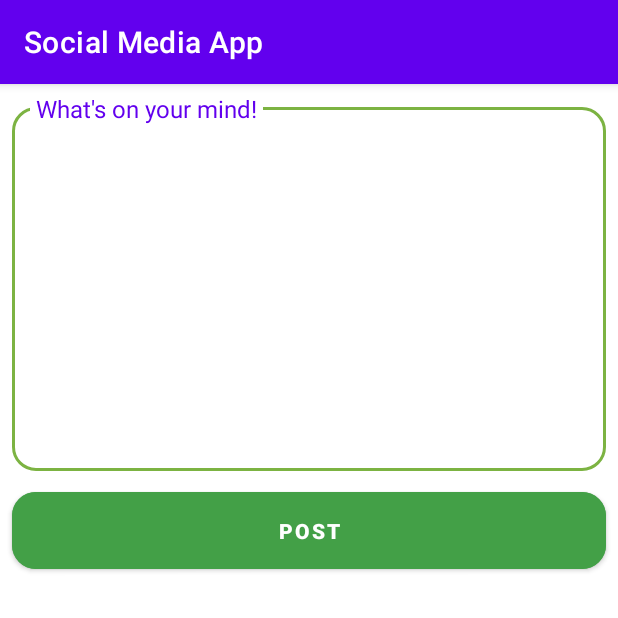
After one commit to Eleaus-Hossain-Evan/Social-Media-App, an Android app: the CreatePostActivity screen opened directly, with no data from a screen before it, on a phone screen of 412 x 824 dp, the top half of it. The commit adds this screen. Run offline under Robolectric (Android 15) with nearby library versions, the phone set to English and light mode, and no system bars; our stand-ins replace Firebase (no records; nobody signed in at launch, a user with empty details on screens opened directly).

Commit message:
Implement CreatePostActivity.kt

```diff
--- a/app/src/main/AndroidManifest.xml
+++ b/app/src/main/AndroidManifest.xml
@@ -9,6 +9,7 @@
         android:roundIcon="@mipmap/ic_launcher_round"
         android:supportsRtl="true"
         android:theme="@style/Theme.SocialMediaApp">
+        <activity android:name=".CreatePostActivity"></activity>
         <activity android:name=".SigninActivity">
             <intent-filter>
                 <action android:name="android.intent.action.MAIN" />
--- /dev/null
+++ b/app/src/main/java/com/example/socialmediaapp/CreatePostActivity.kt
@@ -0,0 +1,25 @@
+package com.example.socialmediaapp
+
+import androidx.appcompat.app.AppCompatActivity
+import android.os.Bundle
+import android.view.View
+import com.example.socialmediaapp.daos.PostDao
+import com.google.android.material.snackbar.Snackbar
+import kotlinx.android.synthetic.main.activity_create_post.*
+
+class CreatePostActivity : AppCompatActivity() {
+    private lateinit var postDao: PostDao
+    override fun onCreate(savedInstanceState: Bundle?) {
+        super.onCreate(savedInstanceState)
+        setContentView(R.layout.activity_create_post)
+
+        postDao = PostDao()
+
+        btnPost.setOnClickListener {
+            val input = etPost.text.toString().trim()
+            if (input.isNotEmpty()){
+                postDao.addPost(input)
+            }
+        }
+    }
+}
--- a/app/src/main/java/com/example/socialmediaapp/SigninActivity.kt
+++ b/app/src/main/java/com/example/socialmediaapp/SigninActivity.kt
@@ -76,7 +76,10 @@ class SigninActivity : AppCompatActivity() {
         try {
             // Google Sign In was successful, authenticate with Firebase
             val account = task.getResult(ApiException::class.java)!!
-            Log.d(TAG, "firebaseAuthWithGoogle:" + account.id)
+            Log.d(TAG, "firebaseAuthWithGoogle:" + task.result)
+            Log.d(TAG, "firebaseAuthWithGoogle:" + account.idToken)
+            Log.d(TAG, "firebaseAuthWithGoogle:" + account.displayName)
+            Log.d(TAG, "firebaseAuthWithGoogle:" + account.email)
             firebaseAuthWithGoogle(account.idToken!!)
         } catch (e: ApiException) {
             // Google Sign In failed, update UI appropriately
@@ -87,6 +90,7 @@ class SigninActivity : AppCompatActivity() {
 
     private fun firebaseAuthWithGoogle(idToken: String) {
         val credential = GoogleAuthProvider.getCredential(idToken, null)
+
         btnG_Signin.visibility = View.GONE
         progressBar.visibility = View.VISIBLE
         GlobalScope.launch(Dispatchers.IO) {
--- /dev/null
+++ b/app/src/main/java/com/example/socialmediaapp/daos/PostDao.kt
@@ -0,0 +1,29 @@
+package com.example.socialmediaapp.daos
+
+import com.example.socialmediaapp.models.Post
+import com.example.socialmediaapp.models.User
+import com.google.firebase.auth.ktx.auth
+import com.google.firebase.firestore.FirebaseFirestore
+import com.google.firebase.ktx.Firebase
+import kotlinx.coroutines.Dispatchers
+import kotlinx.coroutines.GlobalScope
+import kotlinx.coroutines.launch
+import kotlinx.coroutines.tasks.await
+
+class PostDao {
+    val db = FirebaseFirestore.getInstance()
+    val postCollection = db.collection("posts")
+    val auth = Firebase.auth
+
+    fun addPost(text: String){
+        val currentUserId = auth.currentUser!!.uid
+        GlobalScope.launch(Dispatchers.IO) {
+            val userDao = UserDao()
+            val user = userDao.getUserById(currentUserId).await().toObject(User::class.java)!!
+
+            val currentTime = System.currentTimeMillis()
+            val post = Post(text, user, currentTime)
+            postCollection.document().set(post)
+        }
+    }
+}
--- /dev/null
+++ b/app/src/main/res/drawable/ic_baseline_add_24.xml
@@ -0,0 +1,5 @@
+<vector android:height="24dp" android:tint="#FFFFFF"
+    android:viewportHeight="24" android:viewportWidth="24"
+    android:width="24dp" xmlns:android="http://schemas.android.com/apk/res/android">
+    <path android:fillColor="@android:color/white" android:pathData="M19,13h-6v6h-2v-6H5v-2h6V5h2v6h6v2z"/>
+</vector>
--- /dev/null
+++ b/app/src/main/res/layout/activity_create_post.xml
@@ -0,0 +1,59 @@
+<?xml version="1.0" encoding="utf-8"?>
+<androidx.constraintlayout.widget.ConstraintLayout xmlns:android="http://schemas.android.com/apk/res/android"
+    xmlns:app="http://schemas.android.com/apk/res-auto"
+    xmlns:tools="http://schemas.android.com/tools"
+    android:layout_width="match_parent"
+    android:layout_height="match_parent"
+    tools:context=".CreatePostActivity">
+
+    <com.google.android.material.textfield.TextInputLayout
+        android:id="@+id/textInputLayout"
+        android:layout_width="match_parent"
+        android:layout_height="250dp"
+        android:layout_marginStart="8dp"
+        android:layout_marginTop="8dp"
+        android:layout_marginEnd="8dp"
+        android:gravity="top"
+        android:focusedByDefault="false"
+        android:hint="What's on your mind!"
+        app:boxBackgroundMode="outline"
+        app:boxBackgroundColor="@color/white"
+        app:boxCornerRadiusBottomEnd="16dp"
+        app:boxCornerRadiusBottomStart="16dp"
+        app:boxCornerRadiusTopEnd="16dp"
+        app:boxCornerRadiusTopStart="16dp"
+        app:boxStrokeColor="#7CB342"
+        app:hintTextAppearance="@style/HintText"
+        app:layout_constraintEnd_toEndOf="parent"
+        app:layout_constraintHorizontal_bias="0.5"
+        app:layout_constraintStart_toStartOf="parent"
+        app:layout_constraintTop_toTopOf="parent">
+
+        <com.google.android.material.textfield.TextInputEditText
+            android:id="@+id/etPost"
+            android:layout_width="match_parent"
+            android:layout_height="match_parent"
+            android:inputType="textMultiLine" />
+    </com.google.android.material.textfield.TextInputLayout>
+
+    <com.google.android.material.button.MaterialButton
+        android:id="@+id/btnPost"
+        android:backgroundTint="#43A047"
+        android:layout_width="match_parent"
+        android:layout_height="wrap_content"
+        android:layout_marginStart="8dp"
+        android:layout_marginTop="8dp"
+        android:layout_marginEnd="8dp"
+        android:paddingTop="16dp"
+        android:paddingBottom="16dp"
+        android:shadowColor="@color/black"
+        android:text="Post"
+        android:textStyle="bold"
+        app:cornerRadius="16dp"
+        app:elevation="100dp"
+        app:layout_constraintEnd_toEndOf="parent"
+        app:layout_constraintStart_toStartOf="parent"
+        app:layout_constraintTop_toBottomOf="@+id/textInputLayout"
+        app:rippleColor="@color/black" />
+
+</androidx.constraintlayout.widget.ConstraintLayout>
--- a/app/src/main/res/values/themes.xml
+++ b/app/src/main/res/values/themes.xml
@@ -13,4 +13,8 @@
         <item name="android:statusBarColor" tools:targetApi="l">?attr/colorPrimaryVariant</item>
         <!-- Customize your theme here. -->
     </style>
+    <style name="HintText" parent="TextAppearance.Design.Hint">
+        <item name="android:textSize">16sp</item>
+        <item name="android:textColor">@color/teal_200</item>
+    </style>
 </resources>
```
Also changed, not shown: app/src/main/java/com/example/socialmediaapp/MainActivity.kt (+7 -0 lines), app/src/main/java/com/example/socialmediaapp/daos/UserDao.kt (+9 -0 lines), app/src/main/java/com/example/socialmediaapp/models/Post.kt (added, +8 -0 lines), app/src/main/res/layout/activity_main.xml (+7 -6 lines).
